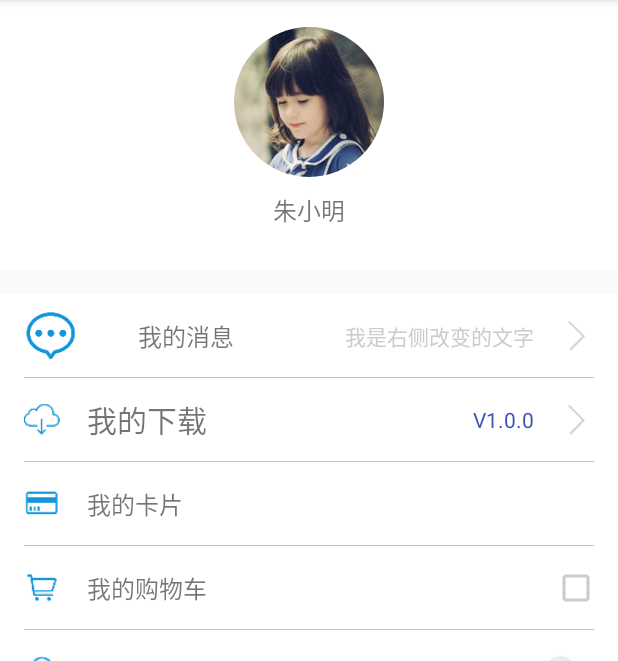
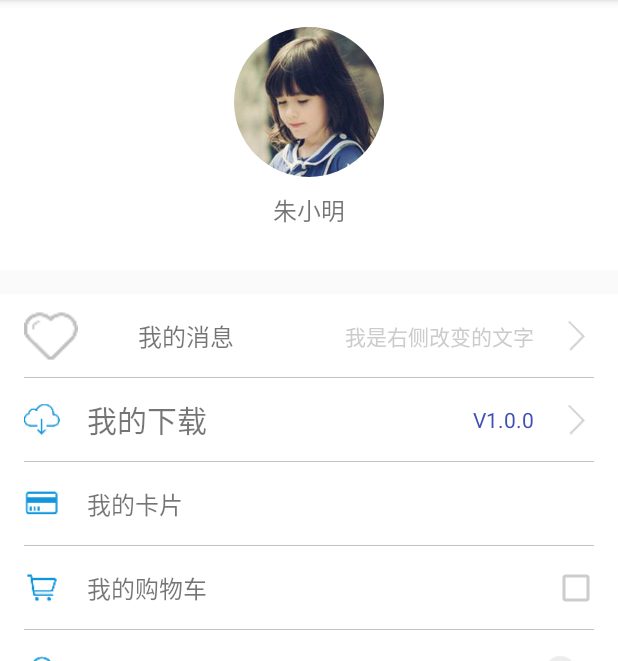
Before and after one commit to leonHua/LSettingView, an Android app: the first screen one second after launch (MainActivity), on a phone screen of 412 x 824 dp, the part 84-745 px from its top. Run offline under Robolectric (Android 15) with nearby library versions, the phone set to English and light mode, and no system bars.

Commit message:
update #8

```diff
--- a/app/src/main/res/layout/activity_main.xml
+++ b/app/src/main/res/layout/activity_main.xml
@@ -37,13 +37,12 @@
         android:layout_width="match_parent"
         android:layout_height="wrap_content"
         leon:isShowRightText="true"
-        leon:leftIcon="@drawable/message"
         leon:leftIconSize="36dp"
         leon:leftText="我的消息"
         leon:leftTextMarginLeft="30dp"
         leon:rightText="99+"
         leon:rightTextColor="@color/gray"
-        leon:rightTextSize="14sp"/>
+        leon:rightTextSize="14"/>
 
     <com.leon.lib.settingview.LSettingItem
         android:layout_width="match_parent"
```
